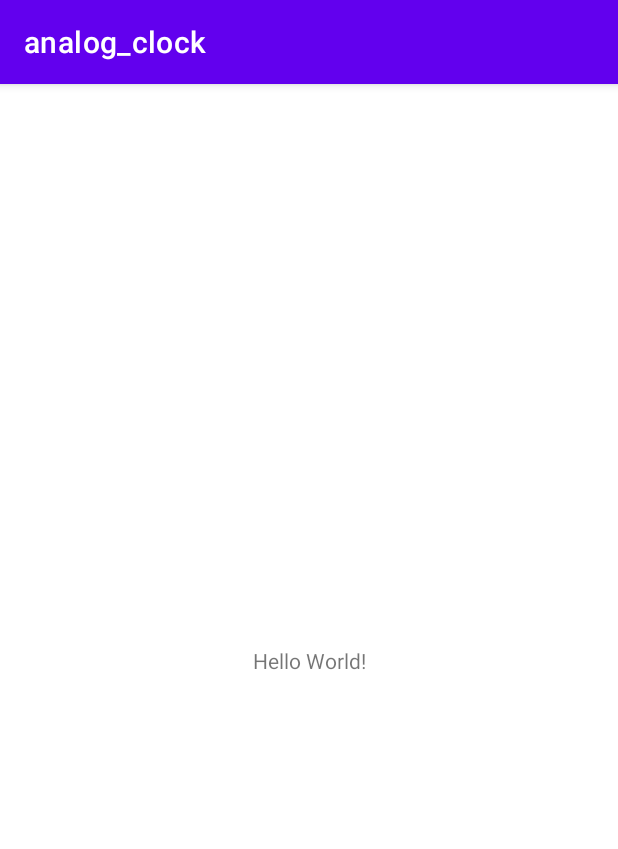
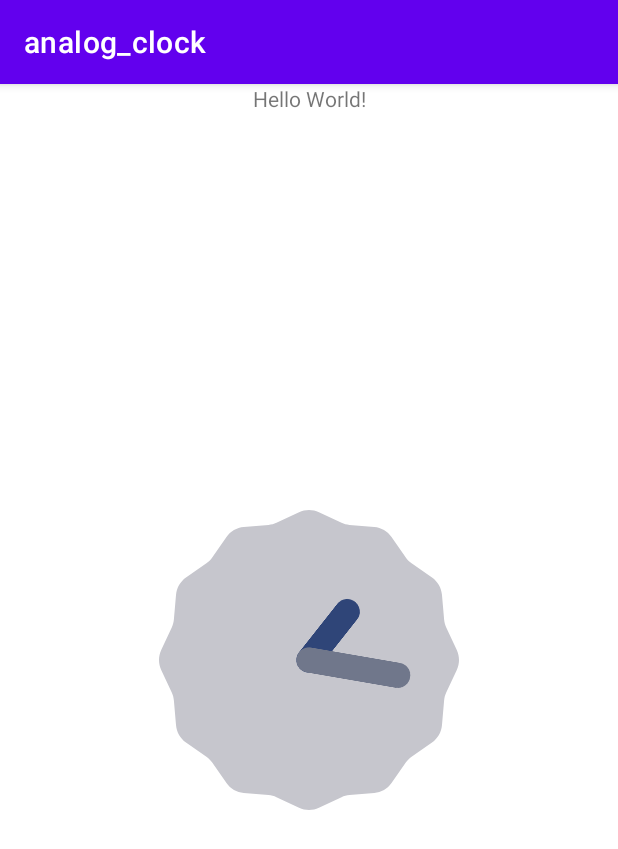
Before and after one commit to Mihail-Larionow/Analog-Clock, an Android app: the screen it shows after launch (MainActivity), on a phone screen of 412 x 824 dp. Shown: the top 849 px of the screen. Run offline under Robolectric (Android 15) with nearby library versions, the phone set to English and light mode, and no system bars.

Commit message:
Work is started!

```diff
--- /dev/null
+++ b/app/src/main/java/com/example/analog_clock/AnalogClock.java
@@ -0,0 +1,26 @@
+package com.example.analog_clock;
+import java.util.Date;
+import java.util.Calendar;
+import java.util.GregorianCalendar;
+
+
+public class AnalogClock {
+
+    final Date date;
+    final Calendar calendar = GregorianCalendar.getInstance();
+
+    public AnalogClock(){
+        date = new Date();
+        calendar.setTime(date);
+    }
+
+    public int getHours(){
+        return calendar.get(Calendar.HOUR);
+    }
+    public int getMinutes(){
+        return calendar.get(Calendar.MINUTE);
+    }
+    public int getSeconds(){
+        return calendar.get(Calendar.SECOND);
+    }
+}
--- a/app/src/main/java/com/example/analog_clock/MainActivity.java
+++ b/app/src/main/java/com/example/analog_clock/MainActivity.java
@@ -3,12 +3,17 @@ package com.example.analog_clock;
 import androidx.appcompat.app.AppCompatActivity;
 
 import android.os.Bundle;
+import android.widget.TextView;
 
 public class MainActivity extends AppCompatActivity {
 
+    TextView textView;
     @Override
     protected void onCreate(Bundle savedInstanceState) {
         super.onCreate(savedInstanceState);
         setContentView(R.layout.activity_main);
+        AnalogClock analogClock = new AnalogClock();
+        textView = findViewById(R.id.textView);
+
     }
 }
--- a/app/src/main/res/layout/activity_main.xml
+++ b/app/src/main/res/layout/activity_main.xml
@@ -6,13 +6,21 @@
     android:layout_height="match_parent"
     tools:context=".MainActivity">
 
-    <TextView
-        android:layout_width="wrap_content"
-        android:layout_height="wrap_content"
-        android:text="Hello World!"
+    <AnalogClock
+        android:layout_width="200dp"
+        android:layout_height="200dp"
         app:layout_constraintBottom_toBottomOf="parent"
         app:layout_constraintEnd_toEndOf="parent"
         app:layout_constraintStart_toStartOf="parent"
         app:layout_constraintTop_toTopOf="parent" />
 
+    <TextView
+        android:id="@+id/textView"
+        android:layout_width="wrap_content"
+        android:layout_height="wrap_content"
+        android:text="Hello World!"
+        app:layout_constraintEnd_toEndOf="parent"
+        app:layout_constraintStart_toStartOf="parent"
+        app:layout_constraintTop_toTopOf="parent" />
+
 </androidx.constraintlayout.widget.ConstraintLayout>
```
